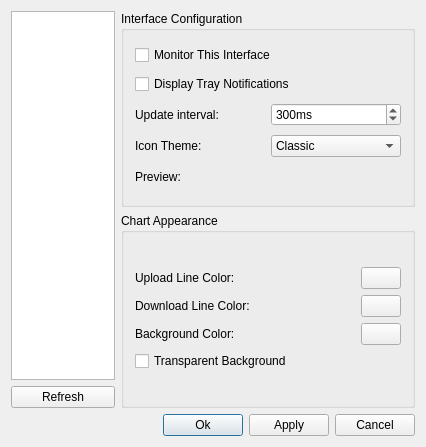
This is src/configurebase.ui in telans/KNetStats as Qt 5 draws it before an edit. The edited form follows.
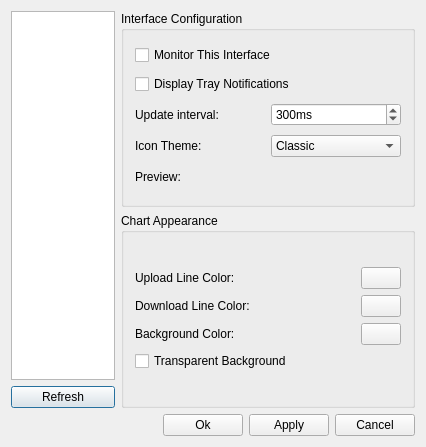
This is the edited form. Custom widgets are drawn as their Qt base class.

Commit message: configure: fix a minor visual issue

What changed in the file:
```diff
--- a/src/configurebase.ui
+++ b/src/configurebase.ui
@@ -499,7 +499,7 @@
         <string>Ok</string>
        </property>
        <property name="default">
-        <bool>true</bool>
+        <bool>false</bool>
        </property>
       </widget>
      </item>
```
